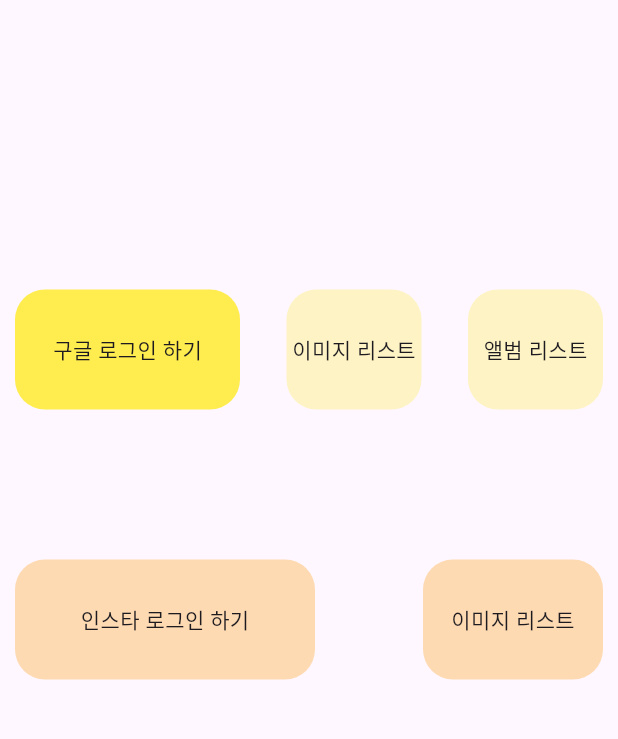
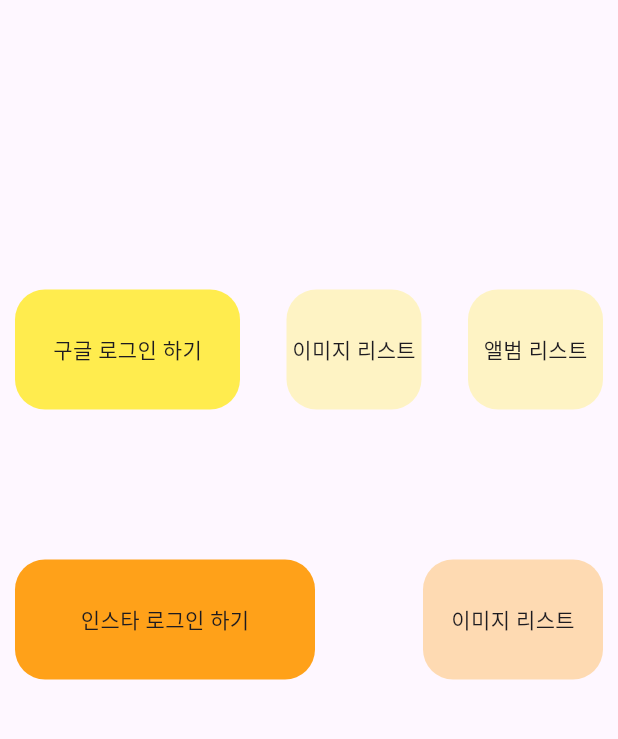
Before and after one commit to junhyeon-Lee/flutter-social-photo, a Flutter app: the screen it shows after launch, on a phone screen of 412 x 824 dp, the part 63-802 px from its top. Run offline on Flutter 3.47's test engine with Material 3 defaults, Android fonts, the light colour scheme and no system bars; our stand-ins replace cached_network_image, dio, firebase_auth, freezed_annotation, get, google_sign_in and 1 more; missing offline and left inert: flutter_inappwebview; accounts and stored records are empty.

Commit message:
instagram ui

```diff
--- a/lib/modules/google/google_image/google_image_controller.dart
+++ b/lib/modules/google/google_image/google_image_controller.dart
@@ -15,6 +15,7 @@ class GoogleImageController extends GetxController {
     await getInitPhoto();
     super.onInit();
   }
+
 
   bool isLoading = false;
 
--- a/lib/modules/main_controller.dart
+++ b/lib/modules/main_controller.dart
@@ -35,6 +35,7 @@ class MainController extends GetxController {
       Map<String, dynamic> responseData = json.decode(response.body);
       String accessToken = responseData['access_token'];
       mainService.instagramToken = accessToken;
+      update();
     }
   }
 }
--- a/lib/modules/main_screen.dart
+++ b/lib/modules/main_screen.dart
@@ -5,6 +5,7 @@ import 'package:reference_app/modules/google/google_album/google_album_Screen.da
 import 'package:reference_app/modules/google/google_image/google_list_screen.dart';
 import 'package:reference_app/util/safe_print.dart';
 
+import 'instagram/instagram_list/instagram_list_screen.dart';
 import 'instagram/instagram_login_screen.dart';
 import 'main_controller.dart';
 
@@ -88,24 +89,30 @@ class MainScreen extends StatelessWidget {
                       children: [
                         GestureDetector(
                           onTap: () async {
+
                             safePrint('sign with instagram');
                             Get.to(const InstagramLoginScreen());
                           },
                           child: Container(
-                            decoration: BoxDecoration(color: Colors.orange.withOpacity(0.3), borderRadius: const BorderRadius.all(Radius.circular(20))),
+                            decoration: BoxDecoration(color:mainService.instagramToken==''?Colors.orange.withOpacity(0.9):Colors.orange.withOpacity(0.3), borderRadius: const BorderRadius.all(Radius.circular(20))),
                             width: 200,
                             height: 80,
-                            child: const Center(
-                              child: Text('인스타 로그인 하기'),
+                            child: Center(
+                              child: Text(mainService.instagramToken==''?'인스타 로그인 하기':'인스타 로그인 됨'),
                             ),
                           ),
                         ),
                         GestureDetector(
                           onTap: () {
-                            //Get.to(const GoogleListScreen());
+                            if(mainService.instagramToken==''){
+
+                            }else{
+                              Get.to(const InstagramListScreen());
+                            }
                           },
                           child: Container(
-                            decoration: BoxDecoration(color: Colors.orange.withOpacity(0.3), borderRadius: const BorderRadius.all(Radius.circular(20))),
+                            decoration: BoxDecoration(
+                                color: mainService.instagramToken==''?Colors.orange.withOpacity(0.3):Colors.orange.withOpacity(0.9), borderRadius: const BorderRadius.all(Radius.circular(20))),
                             width: 120,
                             height: 80,
                             child: const Center(
```
Also changed, not shown: lib/modules/instagram/instagram_list/instagram_image_controller.dart (renamed from lib/modules/instagram/instagram_image_controller.dart, +13 -4 lines), lib/modules/instagram/instagram_list/instagram_list_screen.dart (added, +28 -0 lines).
